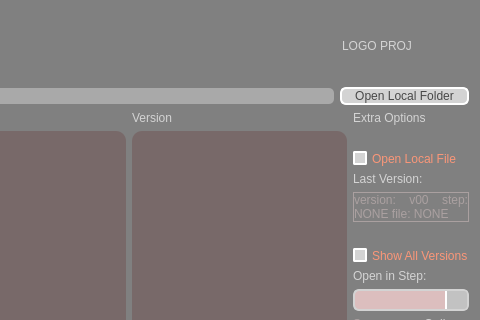
The window that app/plugins/open_scene/ui/dialog.ui (otmbneto/BirdoApp) describes before a commit, drawn with Qt 5; both pictures show x 320 to 800 and y 0 to 320 of the 800 by 600 pixel window.
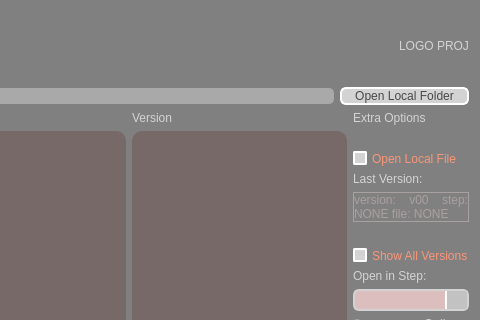
The same window after the commit.

Commit message: acertei a proporcao da qlabel da logo

```diff
--- a/app/plugins/open_scene/ui/dialog.ui
+++ b/app/plugins/open_scene/ui/dialog.ui
@@ -719,13 +719,13 @@
        </property>
        <property name="minimumSize">
         <size>
-         <width>0</width>
+         <width>70</width>
          <height>70</height>
         </size>
        </property>
        <property name="maximumSize">
         <size>
-         <width>184</width>
+         <width>70</width>
          <height>70</height>
         </size>
        </property>
```
